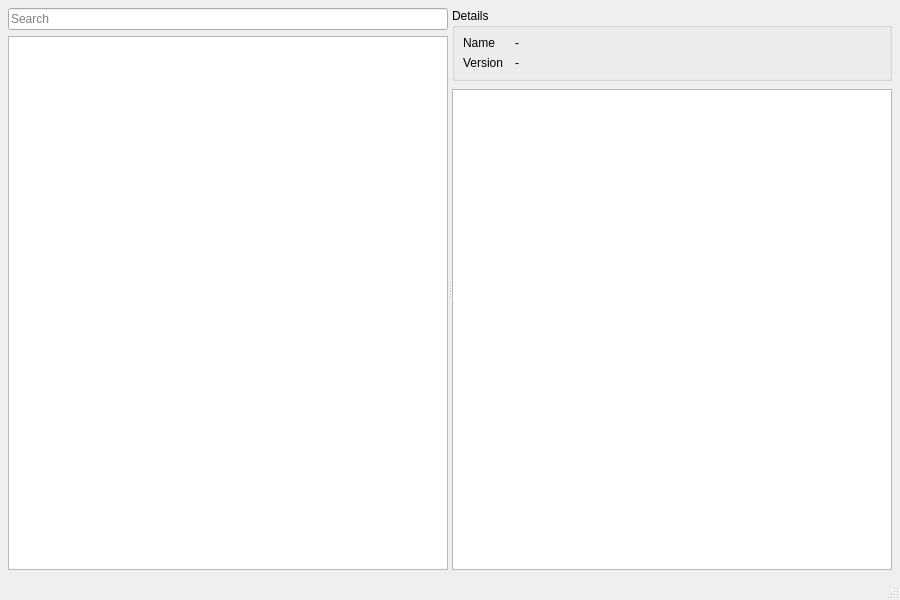
The window that app/ui/MainWindow.ui (mori5600/scoop-gui) describes before a commit, drawn with Qt 5.
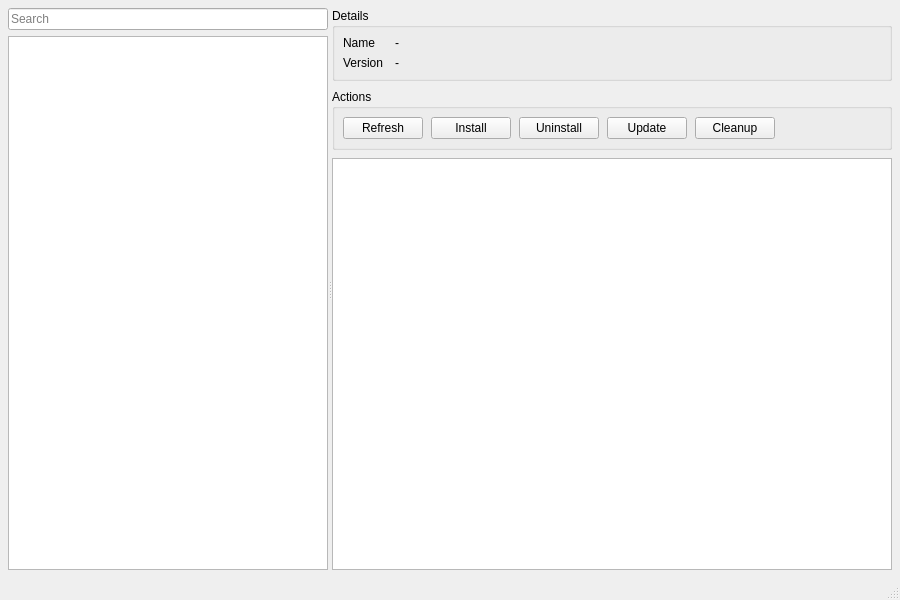
The same window after the commit.

Commit message: feat: implement refresh/uninstall/update/cleanup actions in UI

What changed in the file:
```diff
--- a/app/ui/MainWindow.ui
+++ b/app/ui/MainWindow.ui
@@ -214,6 +214,83 @@
                   </widget>
                 </item>
 
+                <!-- Actions pane (added) -->
+                <item>
+                  <widget class="QGroupBox" name="groupBoxActions">
+                    <property name="title">
+                      <string>Actions</string>
+                    </property>
+                    <layout class="QHBoxLayout" name="horizontalLayoutActions">
+                      <property name="leftMargin">
+                        <number>8</number>
+                      </property>
+                      <property name="topMargin">
+                        <number>8</number>
+                      </property>
+                      <property name="rightMargin">
+                        <number>8</number>
+                      </property>
+                      <property name="bottomMargin">
+                        <number>8</number>
+                      </property>
+                      <property name="spacing">
+                        <number>8</number>
+                      </property>
+
+                      <item>
+                        <widget class="QPushButton" name="pushButtonRefresh">
+                          <property name="text">
+                            <string>Refresh</string>
+                          </property>
+                        </widget>
+                      </item>
+                      <item>
+                        <widget class="QPushButton" name="pushButtonInstall">
+                          <property name="text">
+                            <string>Install</string>
+                          </property>
+                        </widget>
+                      </item>
+                      <item>
+                        <widget class="QPushButton" name="pushButtonUninstall">
+                          <property name="text">
+                            <string>Uninstall</string>
+                          </property>
+                        </widget>
+                      </item>
+                      <item>
+                        <widget class="QPushButton" name="pushButtonUpdate">
+                          <property name="text">
+                            <string>Update</string>
+                          </property>
+                        </widget>
+                      </item>
+                      <item>
+                        <widget class="QPushButton" name="pushButtonCleanup">
+                          <property name="text">
+                            <string>Cleanup</string>
+                          </property>
+                        </widget>
+                      </item>
+
+                      <!-- stretch to keep buttons left-aligned -->
+                      <item>
+                        <spacer name="horizontalSpacerActions">
+                          <property name="orientation">
+                            <enum>Qt::Horizontal</enum>
+                          </property>
+                          <property name="sizeHint" stdset="0">
+                            <size>
+                              <width>40</width>
+                              <height>20</height>
+                            </size>
+                          </property>
+                        </spacer>
+                      </item>
+                    </layout>
+                  </widget>
+                </item>
+
                 <item>
                   <widget class="QPlainTextEdit" name="plainTextEditLog">
                     <property name="readOnly">
```
The commit also changes 2 other files.
